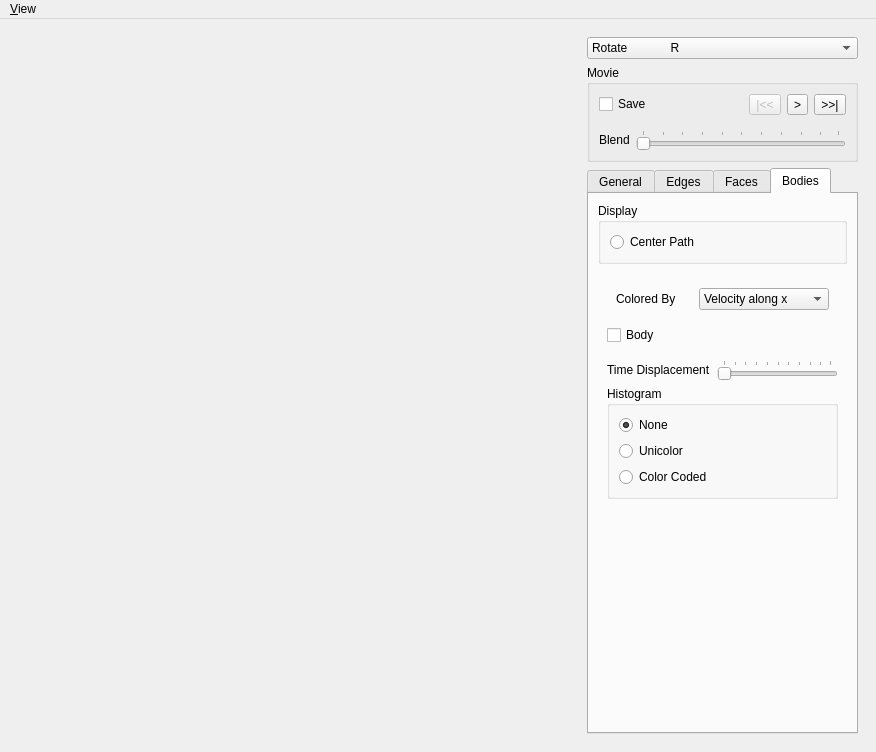
Qt form MainWindow.ui (danlipsa/foamvis) before a commit.
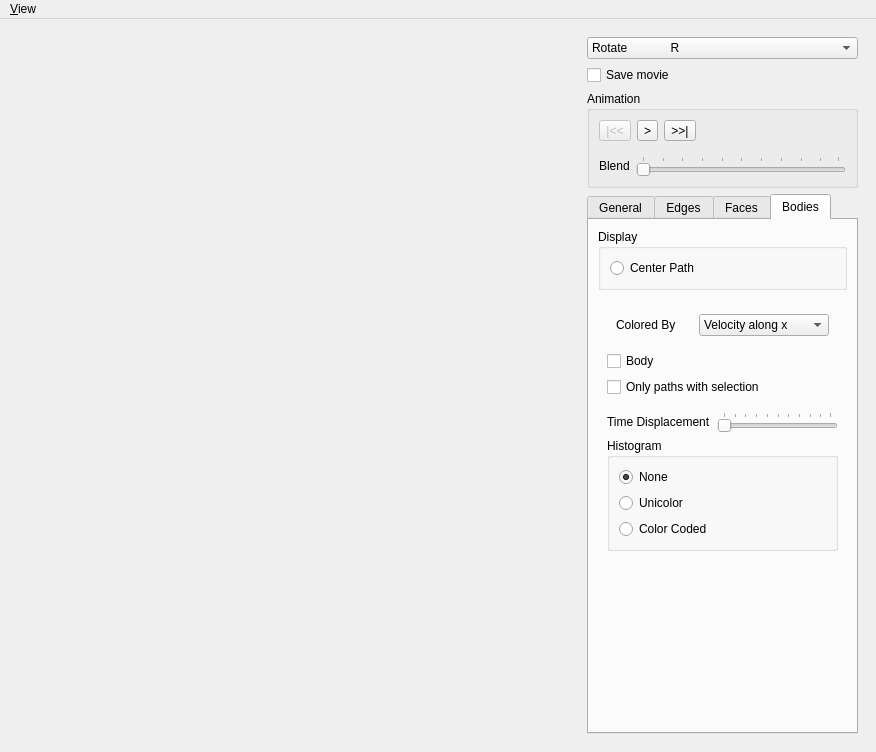
The same form after that commit. The open tabs and pages were chosen to show the change. Custom widgets are drawn as their Qt base class.

```diff
--- a/MainWindow.ui
+++ b/MainWindow.ui
@@ -127,24 +127,24 @@
         </widget>
        </item>
        <item>
-        <widget class="QGroupBox" name="groupBoxMovie">
+        <widget class="QCheckBox" name="checkBoxSaveMovie">
+         <property name="text">
+          <string>Save movie</string>
+         </property>
+        </widget>
+       </item>
+       <item>
+        <widget class="QGroupBox" name="groupBoxAnimation">
          <property name="title">
-          <string>Movie</string>
+          <string>Animation</string>
          </property>
-         <layout class="QVBoxLayout" name="verticalLayout_16">
+         <layout class="QVBoxLayout" name="verticalLayout_17">
           <item>
            <widget class="QWidget" name="widget" native="true">
             <layout class="QHBoxLayout" name="horizontalLayout">
              <property name="margin">
               <number>0</number>
              </property>
-             <item>
-              <widget class="QCheckBox" name="checkBoxSaveMovie">
-               <property name="text">
-                <string>Save</string>
-               </property>
-              </widget>
-             </item>
              <item>
               <widget class="QToolButton" name="toolButtonBegin">
                <property name="enabled">
@@ -175,6 +175,19 @@
                </property>
               </widget>
              </item>
+             <item>
+              <spacer name="horizontalSpacer">
+               <property name="orientation">
+                <enum>Qt::Horizontal</enum>
+               </property>
+               <property name="sizeHint" stdset="0">
+                <size>
+                 <width>40</width>
+                 <height>20</height>
+                </size>
+               </property>
+              </spacer>
+             </item>
             </layout>
            </widget>
           </item>
@@ -811,6 +824,13 @@
                  </property>
                 </widget>
                </item>
+               <item>
+                <widget class="QCheckBox" name="checkBoxOnlyPathsWithSelection">
+                 <property name="text">
+                  <string>Only paths with selection</string>
+                 </property>
+                </widget>
+               </item>
                <item>
                 <widget class="QWidget" name="widgetTimeDisplacement" native="true">
                  <layout class="QHBoxLayout" name="horizontalLayout_8">
```
Left out of the diff: 58 changed lines with no effect on the pictures.
